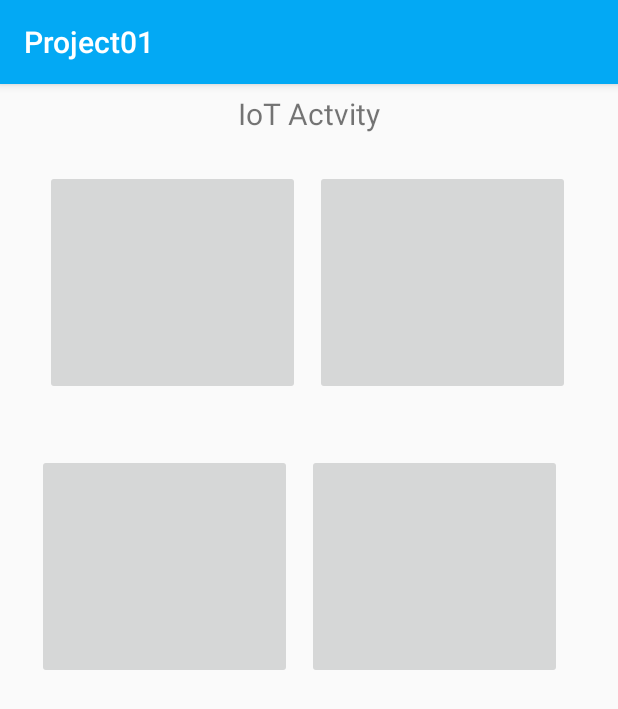
After one commit to jobchoi/skyobserver, an Android app: the IoT screen opened directly, with no data from a screen before it, on a phone screen of 412 x 824 dp. The commit adds this screen. Shown: the top 709 px of the screen. Run offline under Robolectric (Android 15) with nearby library versions, the phone set to English and light mode, and no system bars.

Commit message:
IoT Activity 추가, 하단 버튼 이용, 로그인 상태일때만 IoT Activity 생행되도록 구현

```diff
--- a/SkyObserver/app/src/main/AndroidManifest.xml
+++ b/SkyObserver/app/src/main/AndroidManifest.xml
@@ -20,6 +20,7 @@
         android:supportsRtl="true"
         android:theme="@style/AppTheme"
         android:usesCleartextTraffic="true">
+        <activity android:name=".iot.IoT"></activity>
         <activity android:name=".statistics.sejong" />
         <activity android:name=".statistics.jeju" />
         <activity android:name=".statistics.gyeongnam" />
--- a/SkyObserver/app/src/main/java/com/example/skyobserver/MainActivity.java
+++ b/SkyObserver/app/src/main/java/com/example/skyobserver/MainActivity.java
@@ -13,7 +13,6 @@ import android.util.Log;
 import android.view.Menu;
 import android.view.MenuItem;
 import android.view.View;
-import android.widget.Button;
 import android.widget.ImageView;
 import android.widget.TextView;
 import android.widget.Toast;
@@ -37,8 +36,8 @@ import com.bumptech.glide.load.resource.bitmap.RoundedCorners;
 import com.bumptech.glide.request.RequestOptions;
 import com.bumptech.glide.signature.ObjectKey;
 import com.example.skyobserver.board.BoardActivity;
+import com.example.skyobserver.iot.IoT;
 import com.example.skyobserver.member.Login;
-import com.example.skyobserver.member.MemberDTO;
 import com.example.skyobserver.member.Mypage;
 import com.example.skyobserver.msmap.MStation;
 import com.example.skyobserver.msmap.MeasuringStation;
@@ -176,7 +175,11 @@ public class MainActivity extends AppCompatActivity implements NavigationView.On
 
                         return true;
                     case R.id.tab2:
-                        Toast.makeText(getApplicationContext(), "두 번째 탭 선택됨", Toast.LENGTH_LONG).show();
+                        Toast.makeText(getApplicationContext(), "IoT", Toast.LENGTH_LONG).show();
+                        if(signupActivityLock){
+                            Intent intent_iot = new Intent(getApplicationContext(), IoT.class);
+                            startActivity(intent_iot);
+                        }
                         return true;
                     case R.id.tab3:
                         MeasuringStation ms = new MeasuringStation(MainActivity.this);
@@ -233,8 +236,6 @@ public class MainActivity extends AppCompatActivity implements NavigationView.On
     }
 
     protected void restoreState(){
-        Toast.makeText(this, "메인 액티확인", Toast.LENGTH_SHORT).show();
-
         SharedPreferences userPref = getSharedPreferences("userPref", Activity.MODE_PRIVATE);
 
 
@@ -272,7 +273,6 @@ public class MainActivity extends AppCompatActivity implements NavigationView.On
 
             Log.d("프로필확인",pImge);
 
-
             signupActivityLock = true;
         }
     }
@@ -294,6 +294,8 @@ public class MainActivity extends AppCompatActivity implements NavigationView.On
       //  Toast.makeText(this, "clearState실행", Toast.LENGTH_SHORT).show();
         //TextView idtextView =findViewById(R.id.getidtextView);
         //idtextView.clearComposingText();
+
+        signupActivityLock = false;
         editor.clear();
         editor.commit();
     }
--- /dev/null
+++ b/SkyObserver/app/src/main/java/com/example/skyobserver/iot/IoT.java
@@ -0,0 +1,16 @@
+package com.example.skyobserver.iot;
+
+import androidx.appcompat.app.AppCompatActivity;
+
+import android.os.Bundle;
+
+import com.example.skyobserver.R;
+
+public class IoT extends AppCompatActivity {
+
+    @Override
+    protected void onCreate(Bundle savedInstanceState) {
+        super.onCreate(savedInstanceState);
+        setContentView(R.layout.activity_iot);
+    }
+}
--- /dev/null
+++ b/SkyObserver/app/src/main/res/layout/activity_iot.xml
@@ -0,0 +1,81 @@
+<?xml version="1.0" encoding="utf-8"?>
+<androidx.constraintlayout.widget.ConstraintLayout xmlns:android="http://schemas.android.com/apk/res/android"
+    xmlns:app="http://schemas.android.com/apk/res-auto"
+    xmlns:tools="http://schemas.android.com/tools"
+    android:layout_width="match_parent"
+    android:layout_height="match_parent"
+    tools:context=".iot.IoT">
+
+    <LinearLayout
+        android:id="@+id/linearLayout"
+        android:layout_width="match_parent"
+        android:layout_height="50dp"
+        app:layout_constraintBottom_toBottomOf="parent"
+        app:layout_constraintTop_toTopOf="parent"
+        app:layout_constraintVertical_bias="0.008"
+        tools:layout_editor_absoluteX="-16dp">
+
+        <TextView
+            android:id="@+id/textView2"
+            android:layout_width="match_parent"
+            android:layout_height="match_parent"
+            android:text="IoT Actvity"
+            android:textAlignment="center"
+            android:textSize="20dp"
+            tools:layout_editor_absoluteX="-16dp"
+            tools:layout_editor_absoluteY="6dp" />
+    </LinearLayout>
+
+    <LinearLayout
+        android:layout_width="413dp"
+        android:layout_height="158dp"
+        app:layout_constraintBottom_toBottomOf="parent"
+        app:layout_constraintEnd_toEndOf="parent"
+        app:layout_constraintStart_toStartOf="parent"
+        app:layout_constraintTop_toBottomOf="@+id/linearLayout"
+        android:orientation="horizontal"
+        app:layout_constraintVertical_bias="0.002">
+
+        <ImageButton
+            android:layout_width="170dp"
+            android:layout_height="150dp"
+            android:layout_marginLeft="30dp"
+            tools:layout_editor_absoluteX="25dp"
+            tools:layout_editor_absoluteY="88dp" />
+        <ImageButton
+            android:layout_width="170dp"
+            android:layout_height="150dp"
+            android:layout_marginLeft="10sp"
+            tools:layout_editor_absoluteX="25dp"
+            tools:layout_editor_absoluteY="88dp" />
+    </LinearLayout>
+
+    <LinearLayout
+        android:layout_width="413dp"
+        android:layout_height="158dp"
+        android:orientation="horizontal"
+        android:layout_marginTop="30dp"
+        app:layout_constraintBottom_toBottomOf="parent"
+        app:layout_constraintEnd_toEndOf="parent"
+        app:layout_constraintHorizontal_bias="1.0"
+        app:layout_constraintStart_toStartOf="parent"
+        app:layout_constraintTop_toBottomOf="@+id/linearLayout"
+        app:layout_constraintVertical_bias="0.306">
+
+        <ImageButton
+            android:layout_width="170dp"
+            android:layout_height="150dp"
+            android:layout_marginLeft="25dp"
+            tools:layout_editor_absoluteX="25dp"
+            tools:layout_editor_absoluteY="88dp" />
+
+        <ImageButton
+            android:layout_width="170dp"
+            android:layout_height="150dp"
+            android:layout_marginLeft="10sp"
+            tools:layout_editor_absoluteX="25dp"
+            tools:layout_editor_absoluteY="88dp" />
+    </LinearLayout>
+
+
+</androidx.constraintlayout.widget.ConstraintLayout>
--- a/SkyObserver/app/src/main/res/menu/menu_bottom.xml
+++ b/SkyObserver/app/src/main/res/menu/menu_bottom.xml
@@ -12,7 +12,7 @@
         android:id="@+id/tab2"
         app:showAsAction="ifRoom"
         android:icon="@android:drawable/ic_dialog_info"
-        android:title="정보" />
+        android:title="IoT" />
     <item
         android:id="@+id/tab3"
         app:showAsAction="ifRoom"
```
